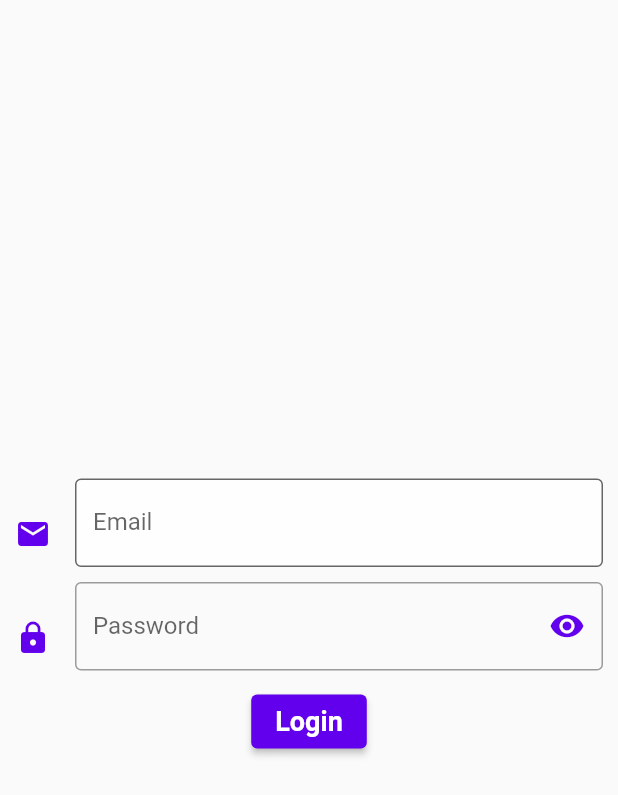
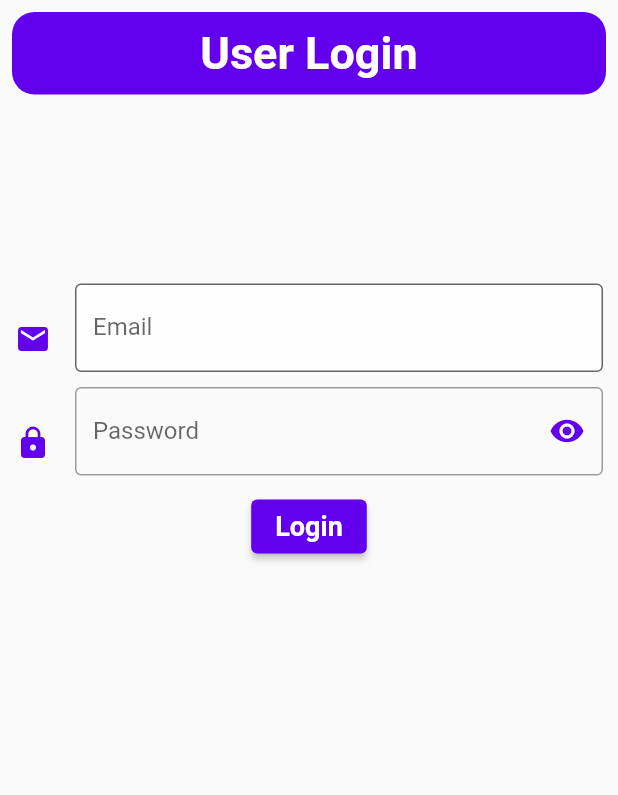
Before and after one commit to waleedrehman31/Flutter-Hackathon, a Flutter app: the Login screen opened directly, on a phone screen of 412 x 824 dp. Shown: the top 795 px of the screen. Run offline on Flutter 3.47's test engine with Material 2 defaults, Android fonts, the phone set to English and light mode, and no system bars; network calls fail.

Commit message:
:sparkles: Cleaning up some Code :sparkles:

```diff
--- a/client/lib/layout.dart
+++ b/client/lib/layout.dart
@@ -69,7 +69,7 @@ class _LayoutState extends State<Layout> {
                   minWidth: 60,
                   onPressed: () => {
                     setState(() {
-                      currentScreen = Register();
+                      currentScreen = Login();
                       currentTab = 1;
                     })
                   },
--- a/client/lib/screens/authenticationScreen/Login.dart
+++ b/client/lib/screens/authenticationScreen/Login.dart
@@ -13,22 +13,43 @@ class _LoginState extends State<Login> {
   @override
   Widget build(BuildContext context) {
     return Scaffold(
-      body: Container(
+      body: SingleChildScrollView(
+        child: Column(
+          children: <Widget>[
+            Container(
+              padding: EdgeInsets.all(10),
+              margin: EdgeInsets.all(8),
+              decoration: BoxDecoration(
+                color: primaryColor,
+                borderRadius: BorderRadius.circular(15),
+              ),
+              width: MediaQuery.of(context).size.width,
+              child: Center(
+                child: Text(
+                  "User Login",
+                  style: TextStyle(
+                    fontSize: 30,
+                    fontWeight: FontWeight.bold,
+                    color: secondaryColor,
+                  ),
+                ),
+              ),
+            ),
+            Container(
               margin: EdgeInsets.only(left: 10, right: 10),
-        height: MediaQuery.of(context).size.height,
               width: MediaQuery.of(context).size.width,
+              height: MediaQuery.of(context).size.height / 2,
               child: Column(
                 mainAxisAlignment: MainAxisAlignment.center,
                 crossAxisAlignment: CrossAxisAlignment.center,
                 children: <Widget>[
+                  SizedBox(
+                    height: 10,
+                  ),
                   TextFormField(
                     decoration: const InputDecoration(
                       border: OutlineInputBorder(),
                       labelText: 'Email',
-                // prefixIcon: Icon(
-                //   Icons.email,
-                //   color: primaryColor,
-                // ),
                       icon: const Padding(
                         padding: const EdgeInsets.only(top: 15.0),
                         child: const Icon(
@@ -102,6 +123,9 @@ class _LoginState extends State<Login> {
                 ],
               ),
             ),
+          ],
+        ),
+      ),
     );
   }
 }
```
Lines whose indentation alone changed are shown as unchanged.
